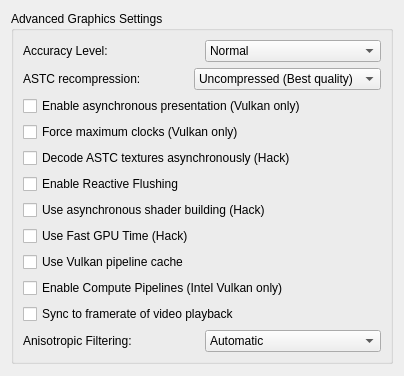
First picture: the form in src/yuzu/configuration/configure_graphics_advanced.ui, repository rorrim-rorrim/eden-alt, before the edit.
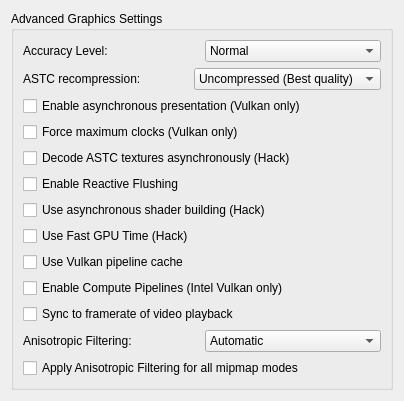
Second picture: the form after the edit.

Commit message: video_core: Option to apply anisotropic filtering for all mipmap modes

What changed in the file:
```diff
--- a/src/yuzu/configuration/configure_graphics_advanced.ui
+++ b/src/yuzu/configuration/configure_graphics_advanced.ui
@@ -260,6 +260,19 @@
           </layout>
          </widget>
         </item>
+        <item>
+         <widget class="QCheckBox" name="use_aggressive_anisotropic_filtering">
+          <property name="toolTip">
+           <string>Enable this option for a more aggressive approach to applying Anisotropic Filtering to textures.
+By toggling this, Anisotropic Filtering is added to textures with both nearest and linear mipmapping modes.
+This may result in improved visual quality for a wider range of textures, but can also introduce artifacts in
+some titles.</string>
+          </property>
+          <property name="text">
+           <string>Apply Anisotropic Filtering for all mipmap modes</string>
+          </property>
+         </widget>
+        </item>
        </layout>
       </widget>
      </item>
```
The commit also changes 8 other files.
